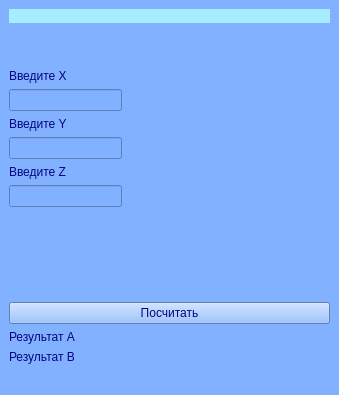
The window that MainWindows/mainwindow.ui (Tekkers75/QT) describes before a commit, drawn with Qt 5.
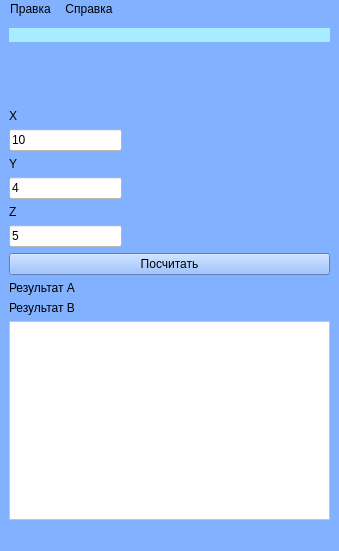
The same window after the commit. Icons and pictures are not drawn.

Patch:
```diff
--- a/MainWindows/mainwindow.ui
+++ b/MainWindows/mainwindow.ui
@@ -7,7 +7,7 @@
     <x>0</x>
     <y>0</y>
     <width>339</width>
-    <height>395</height>
+    <height>551</height>
    </rect>
   </property>
   <property name="windowTitle">
@@ -68,10 +68,10 @@
               </property>
               <property name="styleSheet">
                <string notr="true">font: 14pt &quot;Courier New&quot;;
-color: rgb(4, 4, 131)</string>
+color: rgb(0, 0, 0)</string>
               </property>
               <property name="text">
-               <string>Введите Х</string>
+               <string>Х</string>
               </property>
              </widget>
             </item>
@@ -88,10 +88,11 @@
               </property>
               <property name="styleSheet">
                <string notr="true">font: italic 12pt &quot;Courier New&quot;;
-color: rgb(0, 0, 0)</string>
+color: rgb(0, 0, 0);
+background-color: rgb(255, 255, 255);</string>
               </property>
               <property name="text">
-               <string/>
+               <string>10</string>
               </property>
              </widget>
             </item>
@@ -104,10 +105,10 @@
               <property name="styleSheet">
                <string notr="true">font: 14pt &quot;Courier New&quot;;
 
-color: rgb(4, 4, 131)</string>
+color: rgb(0, 0, 0)</string>
               </property>
               <property name="text">
-               <string>Введите Y</string>
+               <string>Y</string>
               </property>
              </widget>
             </item>
@@ -121,10 +122,11 @@
               </property>
               <property name="styleSheet">
                <string notr="true">font: italic 12pt &quot;Courier New&quot;;
-color: rgb(0, 0, 0)</string>
+color: rgb(0, 0, 0);
+background-color: rgb(255, 255, 255);</string>
               </property>
               <property name="text">
-               <string/>
+               <string>4</string>
               </property>
              </widget>
             </item>
@@ -137,10 +139,10 @@
               <property name="styleSheet">
                <string notr="true">font: 14pt &quot;Courier New&quot;;
 
-color: rgb(4, 4, 131)</string>
+color: rgb(0, 0, 0)</string>
               </property>
               <property name="text">
-               <string>Введите Z</string>
+               <string>Z</string>
               </property>
              </widget>
             </item>
@@ -154,10 +156,11 @@
               </property>
               <property name="styleSheet">
                <string notr="true">font: italic 12pt &quot;Courier New&quot;;
-color: rgb(0, 0, 0)</string>
+color: rgb(0, 0, 0);
+background-color: rgb(255, 255, 255);</string>
               </property>
               <property name="text">
-               <string/>
+               <string>5</string>
               </property>
              </widget>
             </item>
@@ -165,19 +168,6 @@
           </item>
          </layout>
         </item>
-        <item>
-         <spacer name="verticalSpacer_2">
-          <property name="orientation">
-           <enum>Qt::Vertical</enum>
-          </property>
-          <property name="sizeHint" stdset="0">
-           <size>
-            <width>20</width>
-            <height>40</height>
-           </size>
-          </property>
-         </spacer>
-        </item>
         <item>
          <widget class="QPushButton" name="pushButton_calc">
           <property name="toolTip">
@@ -188,7 +178,7 @@
           </property>
           <property name="styleSheet">
            <string notr="true">font: 16pt &quot;Courier New&quot;;
-color: rgb(4, 4, 131);
+color: rgb(0, 0, 0);
 background: rrgb(213, 213, 213)</string>
           </property>
           <property name="text">
@@ -196,16 +186,12 @@
           </property>
          </widget>
         </item>
-       </layout>
-      </item>
-      <item>
-       <layout class="QVBoxLayout" name="verticalLayout_4">
         <item>
          <widget class="QLabel" name="label_ResultA">
           <property name="styleSheet">
            <string notr="true">font: 14pt &quot;Courier New&quot;;
 
-color: rgb(4, 4, 131)</string>
+color: rgb(0, 0, 0)</string>
           </property>
           <property name="text">
            <string>Результат A</string>
@@ -220,15 +206,26 @@
           <property name="styleSheet">
            <string notr="true">font: 14pt &quot;Courier New&quot;;
 
-color: rgb(4, 4, 131)</string>
+color: rgb(0, 0, 0)</string>
           </property>
           <property name="text">
            <string>Результат B</string>
           </property>
          </widget>
         </item>
+        <item>
+         <widget class="QPlainTextEdit" name="plainTextEdit_report">
+          <property name="styleSheet">
+           <string notr="true">color: rgb(0, 0, 0);
+background-color: rgb(255, 255, 255);</string>
+          </property>
+         </widget>
+        </item>
        </layout>
       </item>
+      <item>
+       <layout class="QVBoxLayout" name="verticalLayout_4"/>
+      </item>
      </layout>
     </item>
    </layout>
@@ -242,8 +239,32 @@
      <height>22</height>
     </rect>
    </property>
+   <widget class="QMenu" name="menu">
+    <property name="title">
+     <string>Правка</string>
+    </property>
+    <addaction name="action_clear"/>
+   </widget>
+   <widget class="QMenu" name="menu_2">
+    <property name="title">
+     <string>Справка</string>
+    </property>
+    <addaction name="action_author"/>
+   </widget>
+   <addaction name="menu"/>
+   <addaction name="menu_2"/>
   </widget>
   <widget class="QStatusBar" name="statusbar"/>
+  <action name="action_clear">
+   <property name="text">
+    <string>Очистить все</string>
+   </property>
+  </action>
+  <action name="action_author">
+   <property name="text">
+    <string>Об авторе</string>
+   </property>
+  </action>
  </widget>
  <resources>
   <include location="Image.qrc"/>
```
